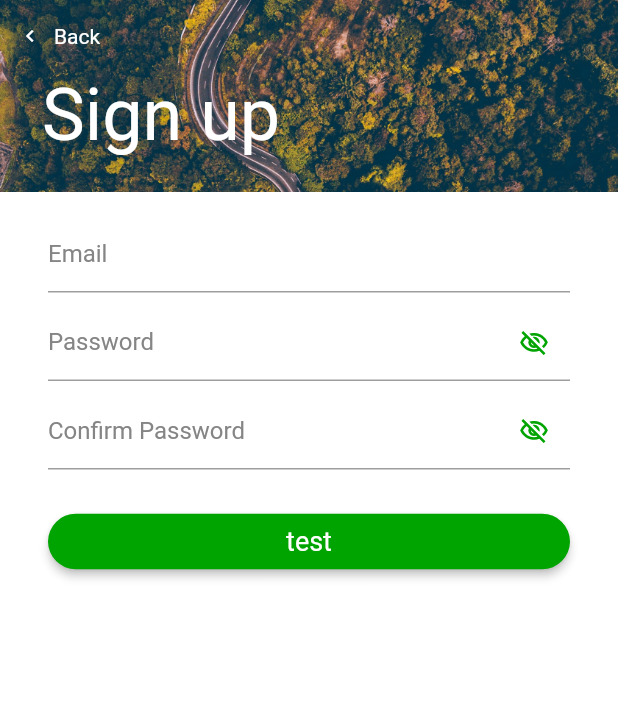
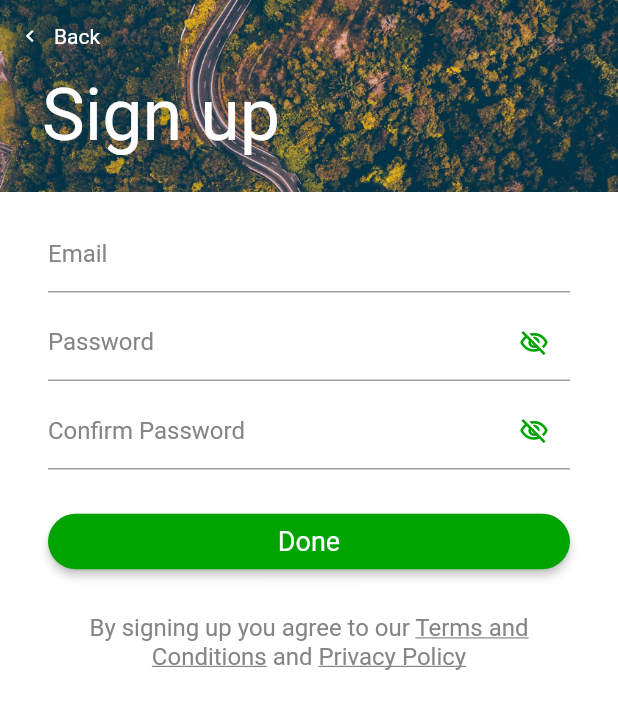
Before and after one commit to MitchFeaver/Commute2.0, a Flutter app: the screen it shows after launch, after a tap on "Get Started", on a phone screen of 412 x 824 dp. Shown: the top 709 px of the screen. Run offline on Flutter 3.47's test engine with Material 2 defaults, Android fonts, the phone set to English and light mode, and no system bars; our stand-ins replace carousel_slider, firebase_auth, firebase_core, google_sign_in; accounts and stored records are empty; generated files the repository leaves out were written again.

Commit message:
feat: Authentication - Adding Create Your Profile and Login pages

```diff
--- a/commute/lib/l10n/app_en.arb
+++ b/commute/lib/l10n/app_en.arb
@@ -1,7 +1,12 @@
 {
+  "and_Lowercase": " and ",
   "automaticallyTrackCarJourneys_Description": "Automatically track your car journeys, without lifting a finger.",
   "back": "Back",
+  "bySigningUp": "By signing up you agree to our ",
+  "byLoggingIn": "By logging in you agree to our ",
   "confirmPassword": "Confirm Password",
+  "createYourProfile": "Create your profile",
+  "done": "Done",
   "email": "Email",
   "getStarted": "Get Started",
   "@getStarted": {
@@ -9,12 +14,19 @@
   },
   "iAlreadyHaveAnAccount": "I already have an account",
   "letUsDoTheWork": "Let us do the work",
+  "letsGetToKnowEachOther": "Let’s get to know each other, adding your name and picture will help your friends to find you",
+  "login": "Login",
+  "myNameIs_Ellipsis": "My name is...",
+  "next": "Next",
   "offsetYourCarbonEmissions": "Offset your carbon emissions",
   "password": "Password",
   "privacy": "Privacy",
+  "privacyPolicy": "Privacy Policy",
   "terms": "Terms",
   "signInWithGoogle": "Sign in with Google",
+  "signUp": "Sign up",
   "splitYourJourneyCosts": "Split your journey costs",
+  "termsAndConditions": "Terms and Conditions",
   "trackAndSettleBalances_Description": "Track and settle balances in app, never discuss who owes who again.",
   "travelCarbonNeutral_Description": "Travel carbon neutral by offsetting your emissions as you drive.",
   "welcome": "Welcome",
--- a/commute/lib/theme/components/custom_buttons.dart
+++ b/commute/lib/theme/components/custom_buttons.dart
@@ -33,4 +33,15 @@ class CustomButtons {
       fontSize: CustomButtons.buttonFontSize,
     ),
   );
+
+  static final ButtonStyle loginSignUpBackTextButtonStyle = TextButton.styleFrom(
+      backgroundColor: Colors.transparent,
+      elevation: 0,
+      minimumSize: Size.zero,
+      padding: EdgeInsets.zero,
+      primary: Colors.white,
+      shape: RoundedRectangleBorder(borderRadius: BorderRadius.zero),
+      side: BorderSide.none,
+      tapTargetSize: MaterialTapTargetSize.shrinkWrap,
+      textStyle: TextStyle(color: CustomColors.defaultTextColor));
 }
--- a/commute/lib/views/authentication/sign-up/sign_up_page.dart
+++ b/commute/lib/views/authentication/sign-up/sign_up_page.dart
@@ -1,6 +1,8 @@
 import 'package:commute/components/colored_safe_area.dart';
 import 'package:commute/theme/components/custom_all.dart';
 import 'package:commute/theme/custom_colors.dart';
+import 'package:commute/views/authentication/sign-up/create_profile_page.dart';
+import 'package:flutter/gestures.dart';
 import 'package:flutter/material.dart';
 import 'package:flutter/widgets.dart';
 import 'package:flutter_gen/gen_l10n/app_localizations.dart';
@@ -13,22 +15,26 @@ class SignUpPage extends StatefulWidget {
 }
 
 class _SignUpPageState extends State<SignUpPage> {
-  final ButtonStyle _backTextButtonStyle = TextButton.styleFrom(
-      backgroundColor: Colors.transparent,
-      elevation: 0,
-      minimumSize: Size.zero,
-      padding: EdgeInsets.zero,
-      primary: Colors.white,
-      shape: RoundedRectangleBorder(borderRadius: BorderRadius.zero),
-      side: BorderSide.none,
-      tapTargetSize: MaterialTapTargetSize.shrinkWrap,
-      textStyle: TextStyle(color: CustomColors.defaultTextColor));
-
   bool _obscurePassword = true;
   bool _obscureConfirmPassword = true;
 
   _onBackButtonPressed() {
     Navigator.pop(context);
+  }
+
+  _onDoneButtonPressed() {
+    Navigator.pushReplacement(
+      context,
+      MaterialPageRoute(builder: (context) => CreateProfilePage()),
+    );
+  }
+
+  _onPrivacyPolicyTapped() {
+    // do something here
+  }
+
+  _onTermsAndConditionsTapped() {
+    // do something here
   }
 
   @override
@@ -44,12 +50,12 @@ class _SignUpPageState extends State<SignUpPage> {
                   onPressed: _onBackButtonPressed,
                   icon: Icon(Icons.chevron_left_outlined, size: 16),
                   label: Text(AppLocalizations.of(context)!.back),
-                  style: _backTextButtonStyle,
+                  style: CustomButtons.loginSignUpBackTextButtonStyle,
                 ),
                 SizedBox(height: CustomSpacing.spacing_16),
                 Container(
                   child: Text(
-                    "Sign up",
+                    AppLocalizations.of(context)!.signUp,
                     style: Theme.of(context).textTheme.headline2!.copyWith(
                           color: Colors.white,
                           fontSize: 48,
@@ -107,7 +113,8 @@ class _SignUpPageState extends State<SignUpPage> {
                     SizedBox(height: CustomSpacing.spacing_8),
                     TextField(
                       decoration: InputDecoration(
-                        labelText: AppLocalizations.of(context)!.confirmPassword,
+                        labelText:
+                            AppLocalizations.of(context)!.confirmPassword,
                         suffixIcon: IconButton(
                           icon: Icon(_obscureConfirmPassword
                               ? Icons.visibility_off_outlined
@@ -115,7 +122,8 @@ class _SignUpPageState extends State<SignUpPage> {
                           color: CustomColors.primaryColorSwatchLight,
                           onPressed: () {
                             setState(() {
-                              _obscureConfirmPassword = !_obscureConfirmPassword;
+                              _obscureConfirmPassword =
+                                  !_obscureConfirmPassword;
                             });
                           },
                           iconSize: 20,
@@ -127,8 +135,43 @@ class _SignUpPageState extends State<SignUpPage> {
                     SizedBox(height: CustomSpacing.spacing_24),
                     SizedBox(
                         child: TextButton(
-                          child: Text("test"),
-                          onPressed: () {},
+                          child: Text(AppLocalizations.of(context)!.done),
+                          onPressed: _onDoneButtonPressed,
+                        ),
+                        width: double.infinity),
+                    SizedBox(height: CustomSpacing.spacing_24),
+                    SizedBox(
+                        child: RichText(
+                          text: TextSpan(
+                              children: [
+                                TextSpan(
+                                    text: AppLocalizations.of(context)!
+                                        .bySigningUp),
+                                TextSpan(
+                                    recognizer: TapGestureRecognizer()
+                                      ..onTap = _onTermsAndConditionsTapped(),
+                                    text: AppLocalizations.of(context)!
+                                        .termsAndConditions,
+                                    style: TextStyle(
+                                      decoration: TextDecoration.underline,
+                                    )),
+                                TextSpan(
+                                    text: AppLocalizations.of(context)!
+                                        .and_Lowercase),
+                                TextSpan(
+                                    recognizer: TapGestureRecognizer()
+                                      ..onTap = _onPrivacyPolicyTapped(),
+                                    text: AppLocalizations.of(context)!
+                                        .privacyPolicy,
+                                    style: TextStyle(
+                                      decoration: TextDecoration.underline,
+                                    )),
+                              ],
+                              style: TextStyle(
+                                color: CustomColors.defaultTextColor,
+                                fontSize: 16,
+                              )),
+                          textAlign: TextAlign.center,
                         ),
                         width: double.infinity),
                   ],
```
Also changed, not shown: commute/lib/views/authentication/login_page.dart (added, +170 -0 lines), commute/lib/views/authentication/sign-up/create_profile_page.dart (added, +148 -0 lines), commute/lib/views/authentication/welcome_page.dart (+7 -7 lines). Lines whose indentation alone changed are shown as unchanged.
